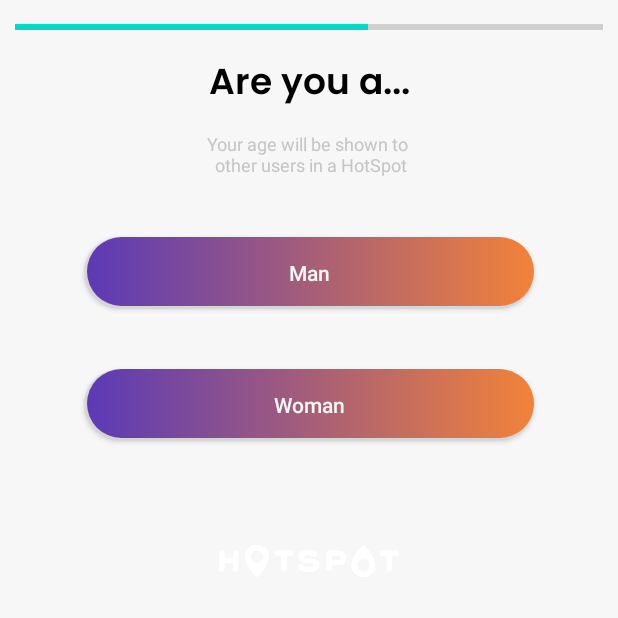
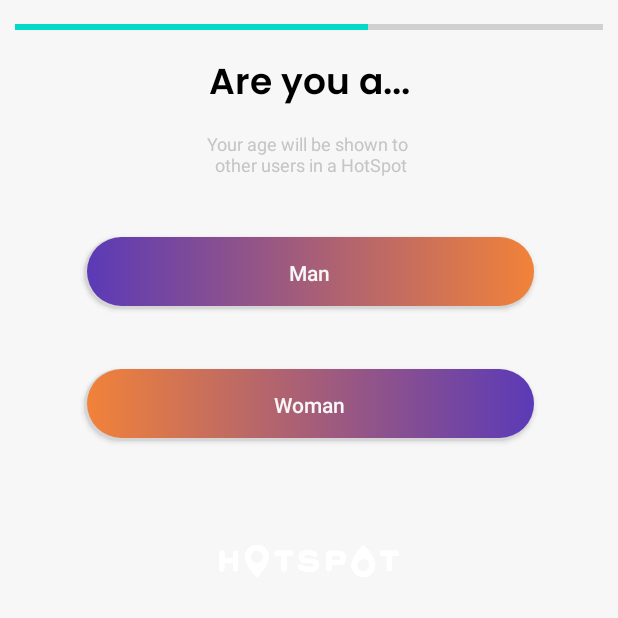
Before and after one commit to Zahedm45/HotSpot, an Android app: the FragmentGender screen opened through its navigation route, on a phone screen of 412 x 824 dp, the top half of it. Run offline under Robolectric (Android 15) with nearby library versions, the phone set to English and light mode, and no system bars; our stand-ins replace Firebase (no records; nobody signed in at launch, a user with empty details on screens opened directly).

Commit message:
Added reverse gradient for custom_button_reverse.xml and updated gender selection.

```diff
--- /dev/null
+++ b/app/src/main/res/drawable/custom_button_reverse.xml
@@ -0,0 +1,22 @@
+<selector xmlns:android="http://schemas.android.com/apk/res/android">
+    <item>
+        <layer-list>
+            <item android:right="0dp" android:top="0dp">
+                <shape android:shape="rectangle">
+                    <corners android:radius="100dp" />
+                    <solid android:color="#BFD6D6D6" />
+                </shape>
+            </item>
+            <item android:bottom="2dp" android:left="2dp">
+                <shape android:shape="rectangle">
+                    <gradient
+                        android:startColor="#F18239" android:endColor="#5B3AB7" />
+
+                    <corners android:radius="100dp" />
+                    <padding android:bottom="10dp" android:left="10dp"
+                        android:right="10dp" android:top="10dp" />
+                </shape>
+            </item>
+        </layer-list>
+    </item>
+</selector>
--- a/app/src/main/res/layout/fragment_create_profile_gender.xml
+++ b/app/src/main/res/layout/fragment_create_profile_gender.xml
@@ -56,7 +56,7 @@
         android:layout_height="wrap_content"
         android:layout_gravity="center_horizontal"
         android:layout_marginTop="40dp"
-        android:background="@drawable/custom_button"
+        android:background="@drawable/custom_button_reverse"
         android:textColor="#f7f7f7"
         android:text="Woman"
         android:textAllCaps="false"
```
